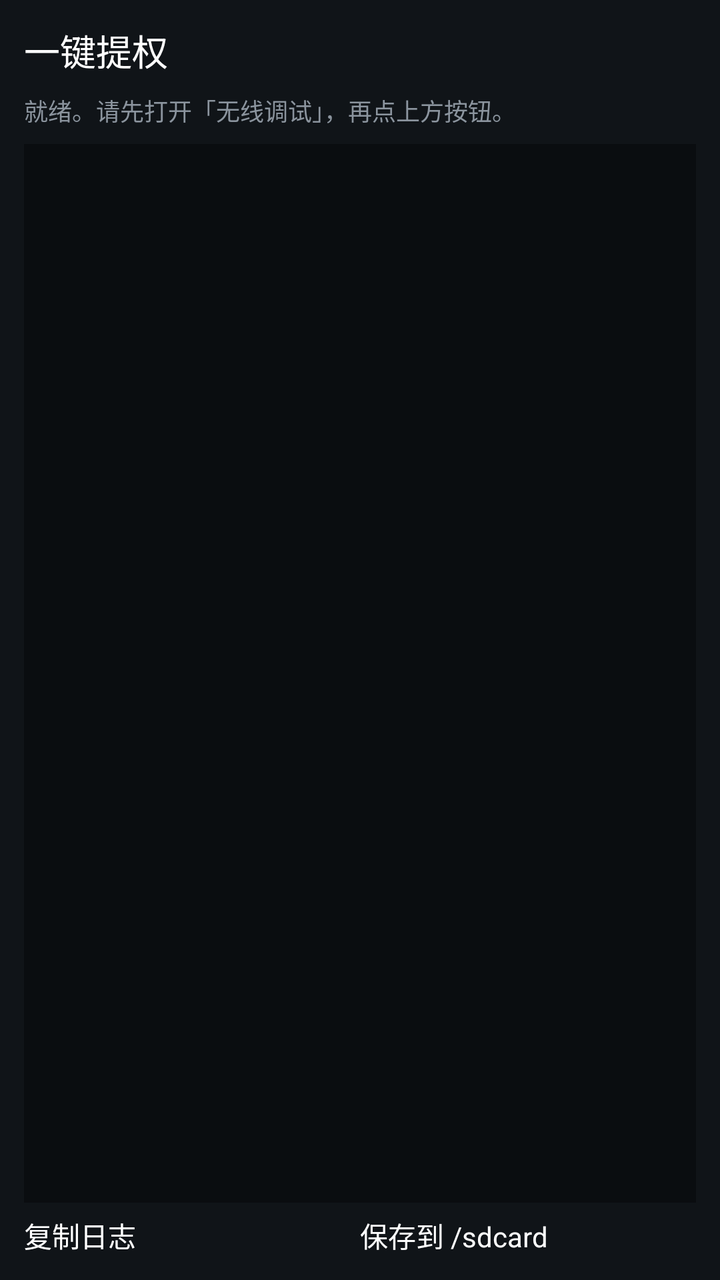
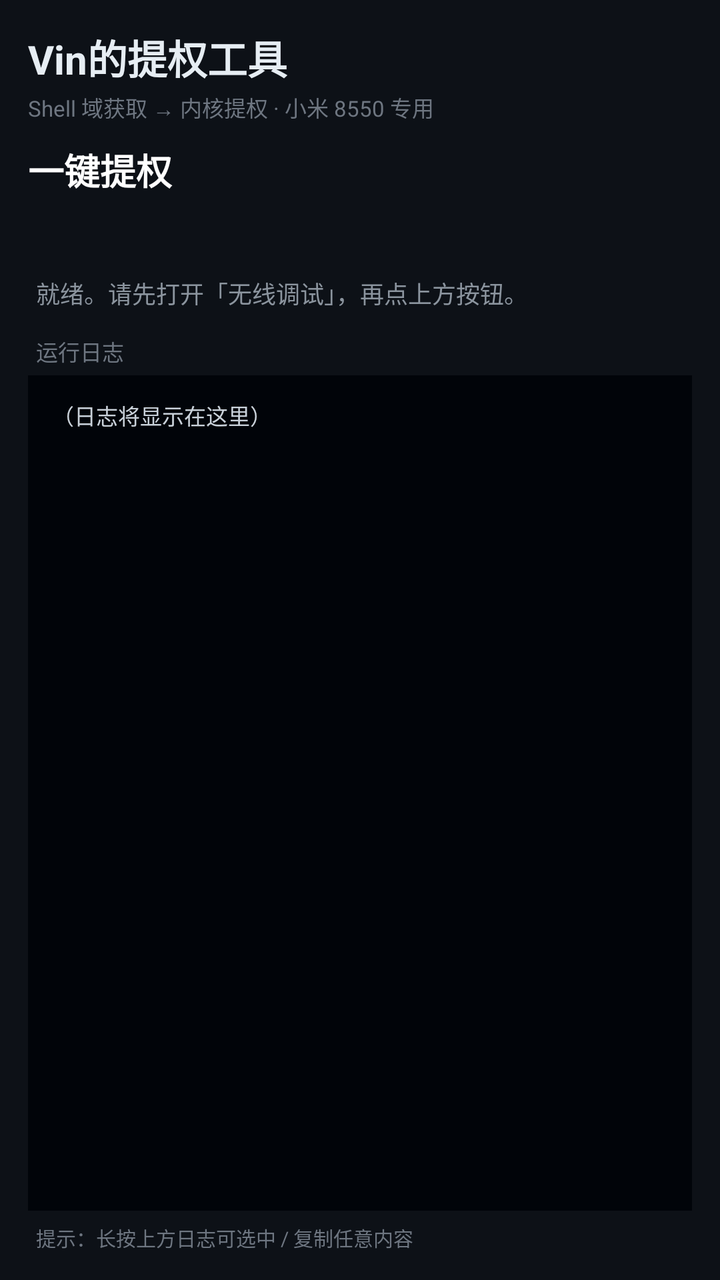

The first picture is an Android layout as it rendered before a commit; the second is the same layout after the commit. The layout source and the unified diff follow.
<!-- AndroidManifest.xml: activity theme AppTheme -->
<!-- res/layout/main.xml -->
<?xml version="1.0" encoding="utf-8"?>
<LinearLayout xmlns:android="http://schemas.android.com/apk/res/android"
    android:layout_width="match_parent"
    android:layout_height="match_parent"
    android:orientation="vertical"
    android:padding="12dp">
    <Button
        android:id="@+id/run"
        android:layout_width="match_parent"
        android:layout_height="wrap_content"
        android:text="@string/btn_run"
        android:textSize="18sp" />
    <TextView
        android:layout_width="match_parent"
        android:layout_height="wrap_content"
        android:paddingTop="8dp"
        android:text="@string/status_idle"
        android:textColor="#8B949E"
        android:textSize="12sp" />
    <ScrollView
        android:id="@+id/scroll"
        android:layout_width="match_parent"
        android:layout_height="0dp"
        android:layout_weight="1"
        android:layout_marginTop="8dp"
        android:background="#0A0D10">
        <TextView
            android:id="@+id/output"
            android:layout_width="match_parent"
            android:layout_height="wrap_content"
            android:padding="8dp"
            android:textColor="#C9D1D9"
            android:textSize="11sp"
            android:textIsSelectable="true"
            android:typeface="monospace" />
    </ScrollView>
    <LinearLayout
        android:layout_width="match_parent"
        android:layout_height="wrap_content"
        android:orientation="horizontal"
        android:layout_marginTop="6dp">
        <Button
            android:id="@+id/copy"
            android:layout_width="0dp"
            android:layout_height="wrap_content"
            android:layout_weight="1"
            android:text="@string/btn_copy" />
        <Button
            android:id="@+id/save"
            android:layout_width="0dp"
            android:layout_height="wrap_content"
            android:layout_weight="1"
            android:text="@string/btn_save" />
    </LinearLayout>
</LinearLayout>
<!-- resources referenced by this layout -->
<resources>
  <string name="btn_copy">复制日志</string>
  <string name="btn_run">一键提权</string>
  <string name="btn_save">保存到 /sdcard</string>
  <string name="status_idle">就绪。请先打开「无线调试」，再点上方按钮。</string>
  <style name="AppTheme" parent="android:Theme.Material.NoActionBar">
          <item name="android:windowBackground">#101418</item>
          <item name="android:colorPrimary">#1F6FEB</item>
          <item name="android:colorAccent">#1F6FEB</item>
      </style>
</resources>

<!-- the commit's change to res/layout/main.xml (unified diff, before → after) -->
@@ -3,53 +3,85 @@
     android:layout_width="match_parent"
     android:layout_height="match_parent"
     android:orientation="vertical"
-    android:padding="12dp">
+    android:background="#0D1117"
+    android:padding="14dp">
+
+    
+    <TextView
+        android:layout_width="match_parent"
+        android:layout_height="wrap_content"
+        android:text="@string/app_name"
+        android:textColor="#E6EDF3"
+        android:textSize="20sp"
+        android:textStyle="bold" />
+
+    <TextView
+        android:id="@+id/subtitle"
+        android:layout_width="match_parent"
+        android:layout_height="wrap_content"
+        android:paddingTop="2dp"
+        android:paddingBottom="10dp"
+        android:text="Shell 域获取 → 内核提权 · 小米 8550 专用"
+        android:textColor="#6E7681"
+        android:textSize="11sp" />
+
+    
     <Button
         android:id="@+id/run"
         android:layout_width="match_parent"
+        android:layout_height="56dp"
+        android:text="@string/btn_run"
+        android:textSize="18sp"
+        android:textStyle="bold" />
+
+    
+    <TextView
+        android:id="@+id/status"
+        android:layout_width="match_parent"
         android:layout_height="wrap_content"
-        android:text="@string/btn_run"
-        android:textSize="18sp" />
+        android:layout_marginTop="10dp"
+        android:paddingLeft="4dp"
+        android:text="@string/status_idle"
+        android:textColor="#8B949E"
+        android:textSize="12sp" />
+
+    
     <TextView
         android:layout_width="match_parent"
         android:layout_height="wrap_content"
-        android:paddingTop="8dp"
-        android:text="@string/status_idle"
-        android:textColor="#8B949E"
-        android:textSize="12sp" />
+        android:layout_marginTop="12dp"
+        android:paddingLeft="4dp"
+        android:text="运行日志"
+        android:textColor="#6E7681"
+        android:textSize="11sp" />
+
     <ScrollView
         android:id="@+id/scroll"
         android:layout_width="match_parent"
         android:layout_height="0dp"
         android:layout_weight="1"
-        android:layout_marginTop="8dp"
-        android:background="#0A0D10">
+        android:layout_marginTop="4dp"
+        android:background="#010409"
+        android:padding="2dp">
         <TextView
             android:id="@+id/output"
             android:layout_width="match_parent"
             android:layout_height="wrap_content"
-            android:padding="8dp"
+            android:padding="10dp"
+            android:text="@string/log_hint"
             android:textColor="#C9D1D9"
             android:textSize="11sp"
             android:textIsSelectable="true"
             android:typeface="monospace" />
     </ScrollView>
-    <LinearLayout
+
+    
+    <TextView
         android:layout_width="match_parent"
         android:layout_height="wrap_content"
-        android:orientation="horizontal"
-        android:layout_marginTop="6dp">
-        <Button
-            android:id="@+id/copy"
-            android:layout_width="0dp"
-            android:layout_height="wrap_content"
-            android:layout_weight="1"
-            android:text="@string/btn_copy" />
-        <Button
-            android:id="@+id/save"
-            android:layout_width="0dp"
-            android:layout_height="wrap_content"
-            android:layout_weight="1"
-            android:text="@string/btn_save" />
-    </LinearLayout>
+        android:layout_marginTop="6dp"
+        android:paddingLeft="4dp"
+        android:text="@string/log_tip"
+        android:textColor="#6E7681"
+        android:textSize="10sp" />
 </LinearLayout>
<!-- resource entries referenced after the edit -->
@@ -1,8 +1,9 @@
 <!-- resources referenced by this layout -->
 <resources>
-  <string name="btn_copy">复制日志</string>
+  <string name="app_name">Vin的提权工具</string>
   <string name="btn_run">一键提权</string>
-  <string name="btn_save">保存到 /sdcard</string>
+  <string name="log_hint">（日志将显示在这里）</string>
+  <string name="log_tip">提示：长按上方日志可选中 / 复制任意内容</string>
   <string name="status_idle">就绪。请先打开「无线调试」，再点上方按钮。</string>
   <style name="AppTheme" parent="android:Theme.Material.NoActionBar">
           <item name="android:windowBackground">#101418</item>
